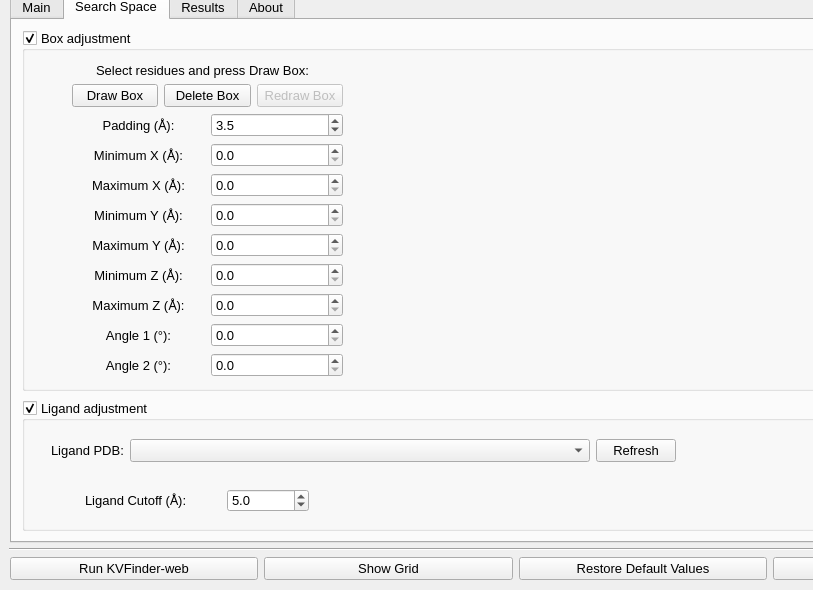
Before: the Qt Designer form client/KVFinder-web-tools/KVFinder-web.ui in jvsguerra/kvfinder-ws, drawn with Qt 5; both pictures show x 0 to 813 and y 117 to 707 of the 1032 by 707 pixel window.
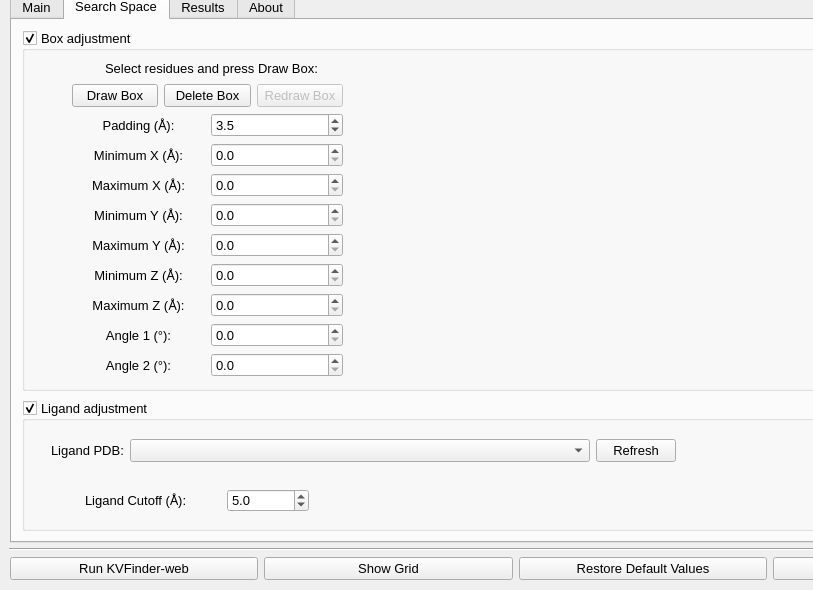
After: the same form once the commit is applied. The open tabs and pages were chosen to show the change.

Commit message: Set names to Box Adjustments Qt elements

Diff of the .ui file:
```diff
--- a/client/KVFinder-web-tools/KVFinder-web.ui
+++ b/client/KVFinder-web-tools/KVFinder-web.ui
@@ -895,55 +895,6 @@
         </item>
        </layout>
       </widget>
-      <widget class="QWidget" name="gridLayoutWidget">
-       <property name="geometry">
-        <rect>
-         <x>10</x>
-         <y>30</y>
-         <width>341</width>
-         <height>21</height>
-        </rect>
-       </property>
-       <layout class="QGridLayout" name="gridLayout">
-        <item row="0" column="0">
-         <widget class="QLabel" name="box_adjustment_label">
-          <property name="enabled">
-           <bool>true</bool>
-          </property>
-          <property name="sizePolicy">
-           <sizepolicy hsizetype="Preferred" vsizetype="Fixed">
-            <horstretch>0</horstretch>
-            <verstretch>0</verstretch>
-           </sizepolicy>
-          </property>
-          <property name="font">
-           <font>
-            <pointsize>10</pointsize>
-            <weight>50</weight>
-            <italic>false</italic>
-            <bold>false</bold>
-            <kerning>true</kerning>
-           </font>
-          </property>
-          <property name="mouseTracking">
-           <bool>false</bool>
-          </property>
-          <property name="frameShape">
-           <enum>QFrame::NoFrame</enum>
-          </property>
-          <property name="text">
-           <string>Select residues and press Draw Box:</string>
-          </property>
-          <property name="textFormat">
-           <enum>Qt::PlainText</enum>
-          </property>
-          <property name="alignment">
-           <set>Qt::AlignCenter</set>
-          </property>
-         </widget>
-        </item>
-       </layout>
-      </widget>
       <widget class="QWidget" name="horizontalLayoutWidget">
        <property name="geometry">
         <rect>
@@ -953,7 +904,7 @@
          <height>31</height>
         </rect>
        </property>
-       <layout class="QHBoxLayout" name="horizontalLayout">
+       <layout class="QHBoxLayout" name="hframe8">
         <item>
          <widget class="QPushButton" name="button_draw_box">
           <property name="text">
@@ -1065,7 +1016,7 @@
          <height>31</height>
         </rect>
        </property>
-       <layout class="QHBoxLayout" name="horizontalLayout_11">
+       <layout class="QHBoxLayout" name="hframe9">
         <item>
          <widget class="QLabel" name="label_9">
           <property name="text">
@@ -1097,6 +1048,49 @@
         </item>
        </layout>
       </widget>
+      <widget class="QLabel" name="box_adjustment_label">
+       <property name="enabled">
+        <bool>true</bool>
+       </property>
+       <property name="geometry">
+        <rect>
+         <x>20</x>
+         <y>30</y>
+         <width>339</width>
+         <height>17</height>
+        </rect>
+       </property>
+       <property name="sizePolicy">
+        <sizepolicy hsizetype="Preferred" vsizetype="Fixed">
+         <horstretch>0</horstretch>
+         <verstretch>0</verstretch>
+        </sizepolicy>
+       </property>
+       <property name="font">
+        <font>
+         <pointsize>10</pointsize>
+         <weight>50</weight>
+         <italic>false</italic>
+         <bold>false</bold>
+         <kerning>true</kerning>
+        </font>
+       </property>
+       <property name="mouseTracking">
+        <bool>false</bool>
+       </property>
+       <property name="frameShape">
+        <enum>QFrame::NoFrame</enum>
+       </property>
+       <property name="text">
+        <string>Select residues and press Draw Box:</string>
+       </property>
+       <property name="textFormat">
+        <enum>Qt::PlainText</enum>
+       </property>
+       <property name="alignment">
+        <set>Qt::AlignCenter</set>
+       </property>
+      </widget>
      </widget>
      <widget class="QGroupBox" name="ligand_adjustment">
       <property name="enabled">
@@ -1119,7 +1113,7 @@
       <property name="checked">
        <bool>true</bool>
       </property>
-      <widget class="QFrame" name="hframe8">
+      <widget class="QFrame" name="hframe18">
        <property name="geometry">
         <rect>
          <x>20</x>
@@ -1190,7 +1184,7 @@
         </item>
        </layout>
       </widget>
-      <widget class="QFrame" name="hframe9">
+      <widget class="QFrame" name="hframe19">
        <property name="geometry">
         <rect>
          <x>20</x>
```
Left out of the diff: 56 changed lines with no effect on the pictures.
